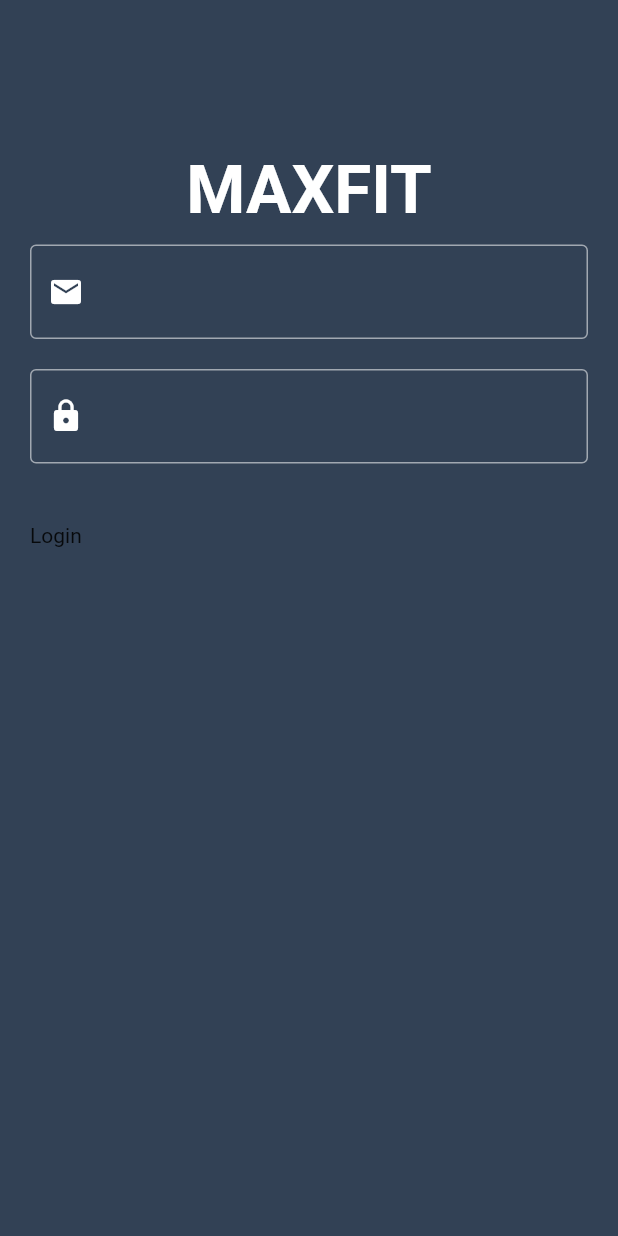
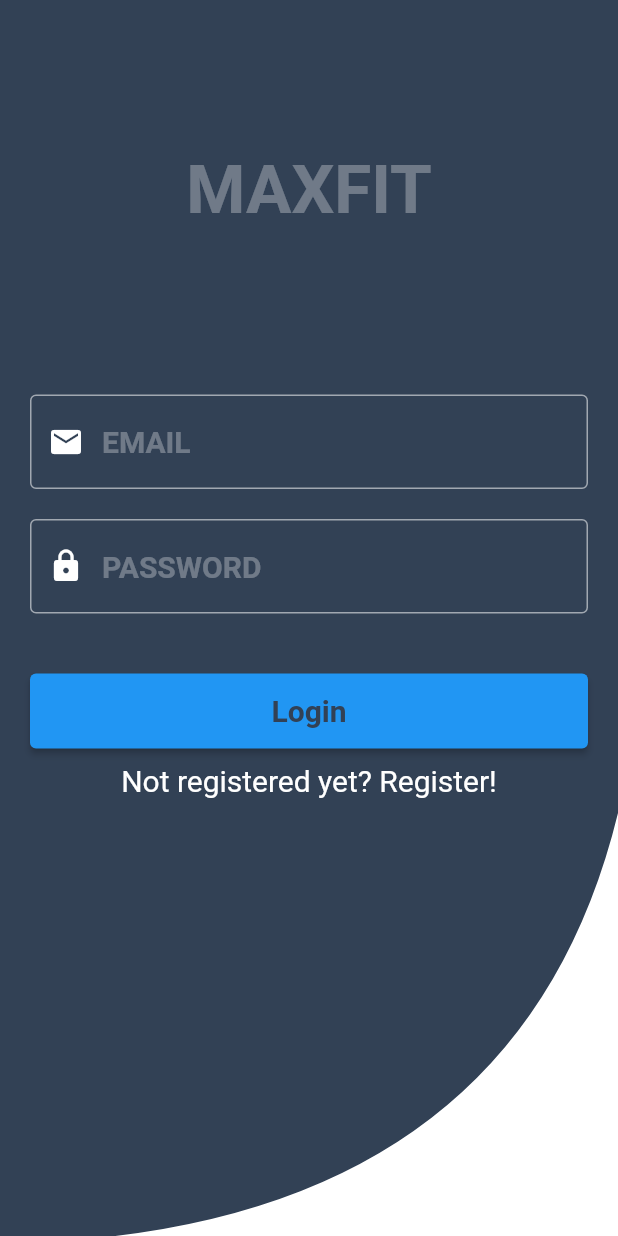
Before and after one commit to Kibakuss/firestore, a Flutter app: the screen it shows after launch, on a phone screen of 412 x 824 dp. Run offline on Flutter 3.47's test engine with Material 2 defaults, Android fonts, the phone set to English and light mode, and no system bars.

Commit message:
Login/Register Page

```diff
--- a/lib/screens/auth.dart
+++ b/lib/screens/auth.dart
@@ -1,4 +1,5 @@
 import 'package:flutter/material.dart';
+import 'package:flutter/widgets.dart';
 
 class AutorizationPage extends StatefulWidget {
   //const AutorizationPage({Key? key}) : super(key: key);
@@ -10,6 +11,10 @@ class AutorizationPage extends StatefulWidget {
 class _AutorizationPageState extends State<AutorizationPage> {
   TextEditingController _emailController = TextEditingController();
   TextEditingController _passwordController = TextEditingController();
+
+  late String _email;
+  late String _password;
+  bool showLogin = true;
   @override
   Widget build(BuildContext context) {
     Widget _logo() {
@@ -21,13 +26,13 @@ class _AutorizationPageState extends State<AutorizationPage> {
                 style: TextStyle(
                     fontSize: 45,
                     fontWeight: FontWeight.bold,
-                    color: Colors.white)),
+                    color: Colors.white30)),
           ),
         ),
       );
     }
 
-    Widget _input(Icon icon, String label, TextEditingController controller,
+    Widget _input(Icon icon, String hint, TextEditingController controller,
         bool obsecure) {
       return Container(
         padding: EdgeInsets.only(left: 20, right: 20),
@@ -37,8 +42,10 @@ class _AutorizationPageState extends State<AutorizationPage> {
           style: TextStyle(fontSize: 20, color: Colors.white),
           decoration: InputDecoration(
             hintStyle: TextStyle(
-                fontWeight: FontWeight.bold, fontSize: 20, color: Colors.white),
-            // hintText:hint,
+                fontWeight: FontWeight.bold,
+                fontSize: 20,
+                color: Colors.white30),
+            hintText: hint,
             focusedBorder: OutlineInputBorder(
               borderSide: BorderSide(color: Colors.white, width: 3),
             ),
@@ -54,13 +61,30 @@ class _AutorizationPageState extends State<AutorizationPage> {
       );
     }
 
+    Widget _button(String text, void func()) {
+      return ElevatedButton(
+          style: ButtonStyle(
+              //это надо задизайнить, там проблемки какие-то
+              // backgroundColor: Theme.of(context).primaryColor,
+              // foregroundColor: Colors.white,
+              ),
+          onPressed: () {
+            func();
+          },
+          child: Text(text,
+              style: TextStyle(
+                  fontWeight: FontWeight.bold,
+                  color: Theme.of(context).primaryColor,
+                  fontSize: 20)));
+    }
+
     Widget _form(String label, void func()) {
       return Container(
           child: Column(
         children: <Widget>[
           Padding(
             padding: EdgeInsets.only(bottom: 20, top: 10),
-            child: _input(Icon(Icons.email), "Email", _emailController, false),
+            child: _input(Icon(Icons.email), "EMAIL", _emailController, false),
           ),
           Padding(
             padding: EdgeInsets.only(
@@ -77,10 +101,32 @@ class _AutorizationPageState extends State<AutorizationPage> {
             child: Container(
               height: 50,
               width: MediaQuery.of(context).size.width,
-              child: Text(label),
+              child: _button(label, func),
             ),
           )
         ],
+      ));
+    }
+
+    void _buttunAction() {
+      _email = _emailController.text;
+      _password = _passwordController.text;
+
+      _emailController.clear();
+      _passwordController.clear();
+    }
+
+    Widget _bottomWave() {
+      return Expanded(
+          child: Align(
+        child: ClipPath(
+          child: Container(
+            color: Colors.white,
+            height: 300,
+          ),
+          clipper: BottomWaveClipper(),
+        ),
+        alignment: Alignment.bottomCenter,
       ));
     }
 
@@ -89,9 +135,75 @@ class _AutorizationPageState extends State<AutorizationPage> {
       body: Column(
         children: <Widget>[
           _logo(),
-          _form("Login", () {}),
+          SizedBox(
+            height: 100,
+          ),
+          (showLogin
+              ? Column(
+                  children: [
+                    _form("Login", _buttunAction),
+                    Padding(
+                      padding: EdgeInsets.all(10),
+                      child: GestureDetector(
+                          child: Text("Not registered yet? Register!",
+                              style:
+                                  TextStyle(fontSize: 20, color: Colors.white)),
+                          onTap: () {
+                            setState(() {
+                              showLogin = false;
+                            });
+                          }),
+                    )
+                  ],
+                )
+              : Column(
+                  children: [
+                    _form("REGISTER", _buttunAction),
+                    Padding(
+                      padding: EdgeInsets.all(10),
+                      child: GestureDetector(
+                          child: Text("Already registered? Login!",
+                              style:
+                                  TextStyle(fontSize: 20, color: Colors.white)),
+                          onTap: () {
+                            setState(() {
+                              showLogin = true;
+                            });
+                          }),
+                    )
+                  ],
+                )),
+          _bottomWave()
         ],
       ),
     );
   }
 }
+
+class BottomWaveClipper extends CustomClipper<Path> {
+  @override
+  Path getClip(Size size) {
+    var path = new Path();
+    path.moveTo(size.width, 0.0);
+
+    path.lineTo(size.width, size.height);
+    path.lineTo(0.0, size.height);
+    path.lineTo(0.0, size.height + 5);
+    var secondControlPoint = Offset(size.width - (size.width / 6), size.height);
+    var secondEndPoint = Offset(size.width, 0.0);
+
+    path.quadraticBezierTo(
+      secondControlPoint.dx,
+      secondControlPoint.dy,
+      secondEndPoint.dx,
+      secondEndPoint.dy,
+    );
+
+    return path;
+  }
+
+  @override
+  bool shouldReclip(CustomClipper<Path> oldClipper) {
+    return false;
+  }
+}
```
